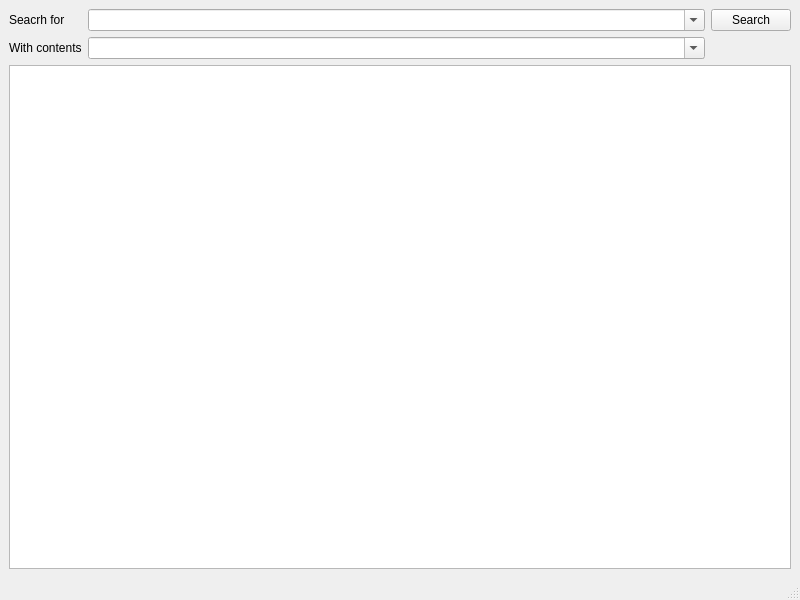
The window that qt-app/src/filessearchdialog/cfilessearchwindow.ui (VioletGiraffe/file-commander) describes before a commit, drawn with Qt 5.
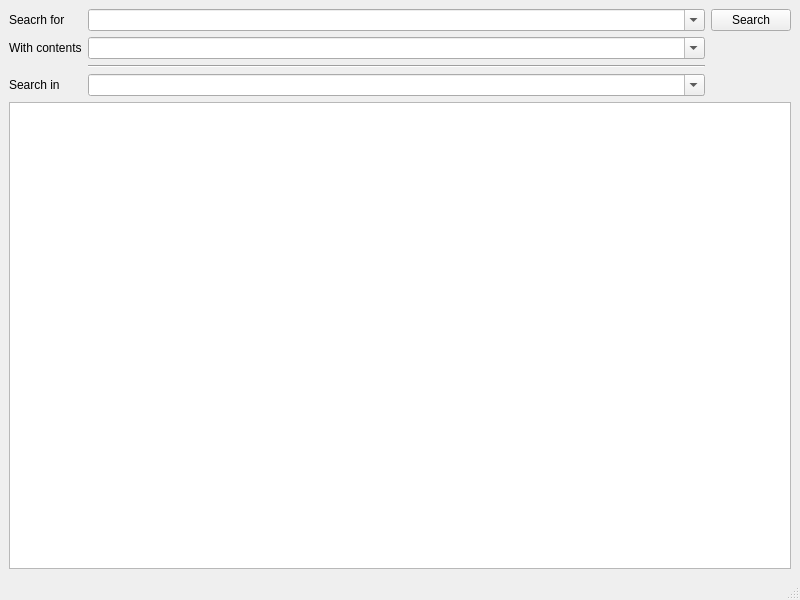
The same window after the commit. Custom widgets are drawn as their Qt base class.

```diff
--- a/qt-app/src/filessearchdialog/cfilessearchwindow.ui
+++ b/qt-app/src/filessearchdialog/cfilessearchwindow.ui
@@ -17,10 +17,17 @@
    <layout class="QVBoxLayout" name="verticalLayout">
     <item>
      <layout class="QGridLayout" name="gridLayout" columnstretch="0,1,0">
-      <item row="0" column="0">
-       <widget class="QLabel" name="label">
+      <item row="3" column="1">
+       <widget class="CHistoryComboBox" name="searchRoot">
+        <property name="editable">
+         <bool>true</bool>
+        </property>
+       </widget>
+      </item>
+      <item row="3" column="0">
+       <widget class="QLabel" name="label_3">
         <property name="text">
-         <string>Seacrh for</string>
+         <string>Search in</string>
         </property>
        </widget>
       </item>
@@ -33,6 +40,9 @@
       </item>
       <item row="0" column="2">
        <widget class="QPushButton" name="btnSearch">
+        <property name="focusPolicy">
+         <enum>Qt::ClickFocus</enum>
+        </property>
         <property name="text">
          <string>Search</string>
         </property>
@@ -45,6 +55,13 @@
         </property>
        </widget>
       </item>
+      <item row="0" column="0">
+       <widget class="QLabel" name="label">
+        <property name="text">
+         <string>Seacrh for</string>
+        </property>
+       </widget>
+      </item>
       <item row="1" column="1">
        <widget class="CHistoryComboBox" name="fileContentsToFind">
         <property name="editable">
@@ -52,6 +69,13 @@
         </property>
        </widget>
       </item>
+      <item row="2" column="1">
+       <widget class="Line" name="line_2">
+        <property name="orientation">
+         <enum>Qt::Horizontal</enum>
+        </property>
+       </widget>
+      </item>
      </layout>
     </item>
     <item>
```
